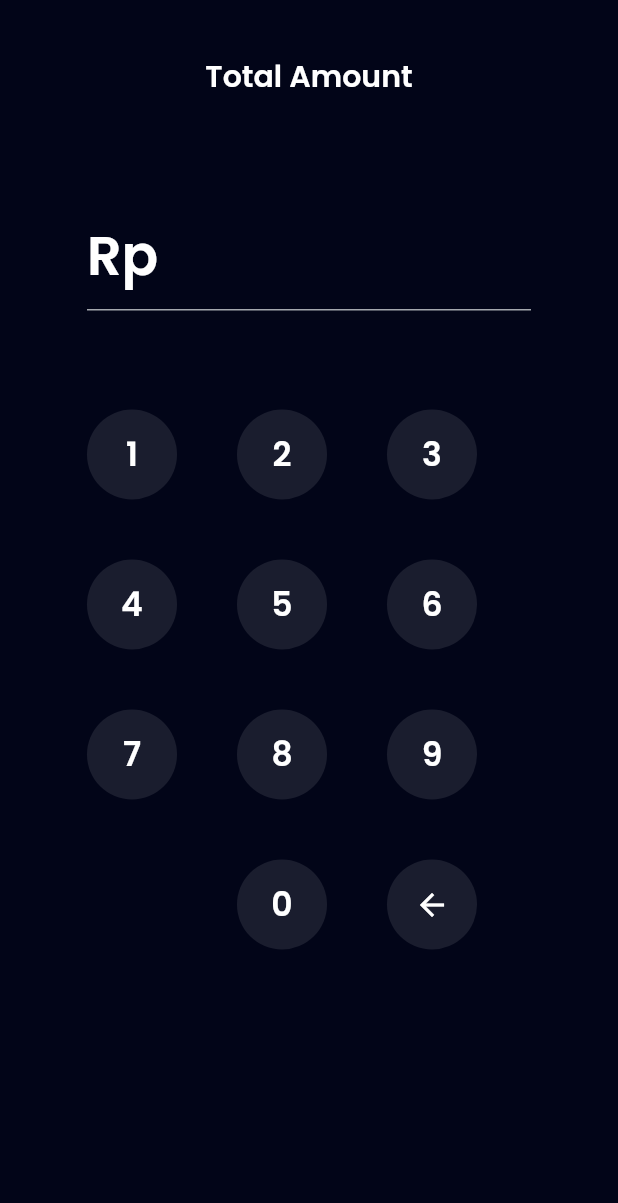
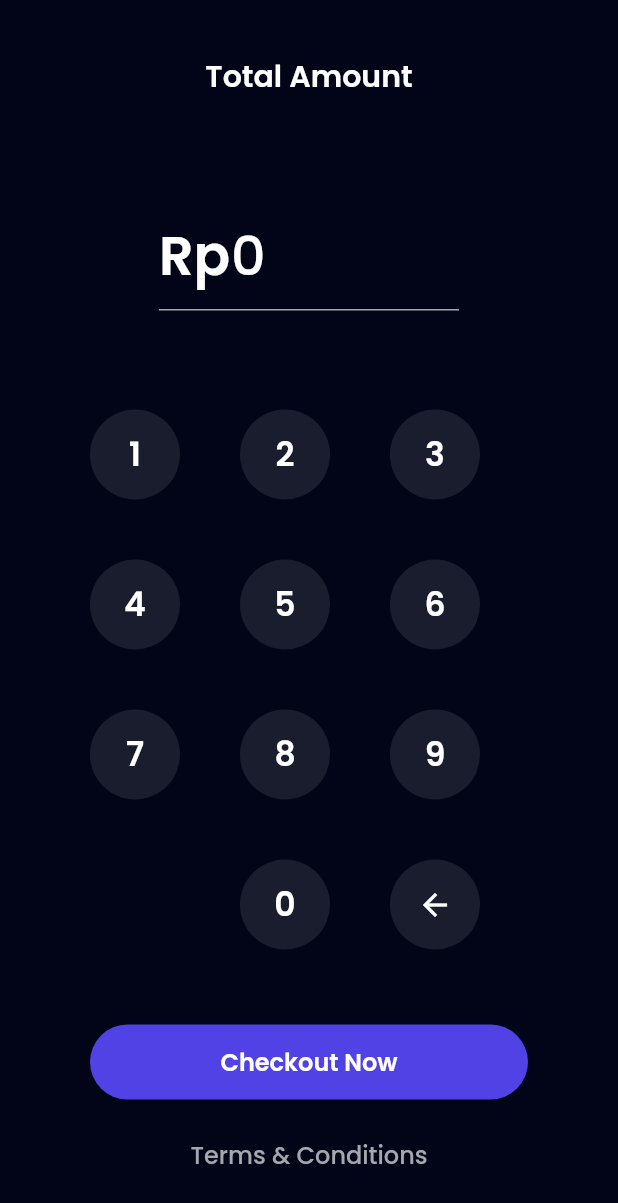
Before and after one commit to TedoHarisC/bank-sha, a Flutter app: the TopupAmountPage screen opened by its route, after a tap on the "arrow back" icon, on a phone screen of 412 x 824 dp. Shown: the top 1203 px of the screen. Run offline on Flutter 3.47's test engine with Material 2 defaults, Android fonts, the phone set to English and light mode, and no system bars; our stand-ins replace carousel_slider, google_fonts.

Commit message:
Sicing Topup Page Amount part 2

```diff
--- a/lib/ui/pages/topup_amount_page.dart
+++ b/lib/ui/pages/topup_amount_page.dart
@@ -11,9 +11,12 @@ class TopupAmountPage extends StatefulWidget {
 
 class _TopupAmountPageState extends State<TopupAmountPage> {
   final TextEditingController amountController =
-      TextEditingController(text: '');
+      TextEditingController(text: '0');
 
   addAmount(String number) {
+    if (amountController.text == '0') {
+      amountController.text = '';
+    }
     setState(() {
       amountController.text = amountController.text + number;
     });
@@ -24,6 +27,10 @@ class _TopupAmountPageState extends State<TopupAmountPage> {
       setState(() {
         amountController.text = amountController.text
             .substring(0, amountController.text.length - 1);
+
+        if (amountController.text == '') {
+          amountController.text = '0';
+        }
       });
     }
   }
@@ -34,7 +41,7 @@ class _TopupAmountPageState extends State<TopupAmountPage> {
       backgroundColor: darkBackgroundColor,
       body: ListView(
         padding: const EdgeInsets.symmetric(
-          horizontal: 58,
+          horizontal: 60,
         ),
         children: [
           const SizedBox(height: 36),
@@ -48,7 +55,8 @@ class _TopupAmountPageState extends State<TopupAmountPage> {
             ),
           ),
           const SizedBox(height: 67),
-          SizedBox(
+          Align(
+            child: SizedBox(
               width: 200,
               child: TextFormField(
                 controller: amountController,
@@ -69,6 +77,7 @@ class _TopupAmountPageState extends State<TopupAmountPage> {
                   disabledBorder: UnderlineInputBorder(
                     borderSide: BorderSide(
                       color: greyColor,
+                    ),
                   ),
                 ),
               ),
@@ -162,7 +171,18 @@ class _TopupAmountPageState extends State<TopupAmountPage> {
                 ),
               ),
             ],
-          )
+          ),
+          const SizedBox(height: 50),
+          CustomFilledButton(
+            title: 'Checkout Now',
+            onPressed: () {},
+          ),
+          const SizedBox(height: 25),
+          CustomTextButton(
+            title: 'Terms & Conditions',
+            onPressed: () {},
+          ),
+          const SizedBox(height: 40),
         ],
       ),
     );
```
Lines whose indentation alone changed are shown as unchanged.
